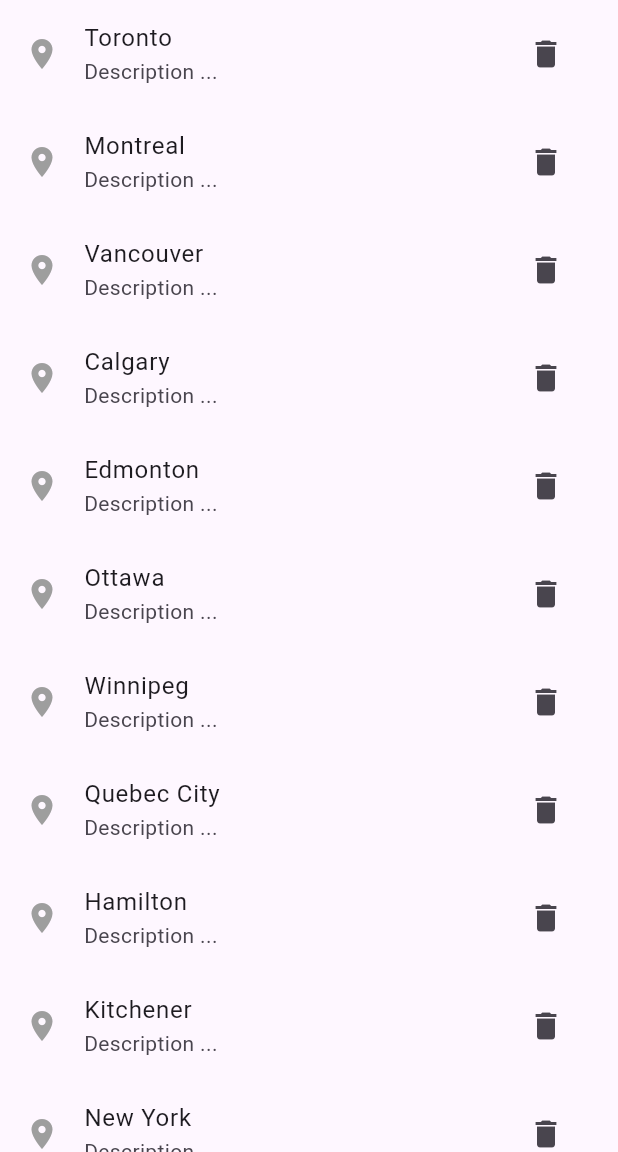
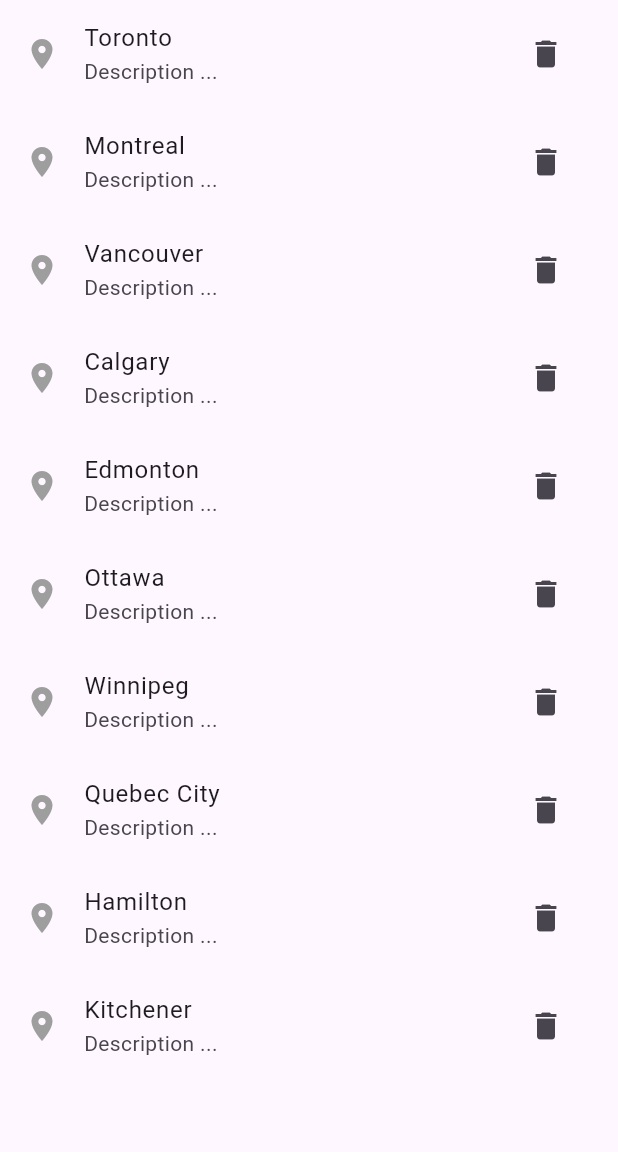
Before and after one commit to Xin-Wang-AC/canadian_cities, a Flutter app: the screen it shows after launch, on a phone screen of 412 x 824 dp, the part 84-1236 px from its top. Run offline on Flutter 3.47's test engine with Material 3 defaults, Android fonts, the phone set to English and light mode, and no system bars.

Commit message:
Initial commit again

```diff
--- a/lib/main.dart
+++ b/lib/main.dart
@@ -43,8 +43,7 @@ class _MyHomePageState extends State<MyHomePage> {
     "Winnipeg",
     "Quebec City",
     "Hamilton",
-    "Kitchener",
-    "New York"
+    "Kitchener"
   ];
   @override
   Widget build(BuildContext context) {
```
